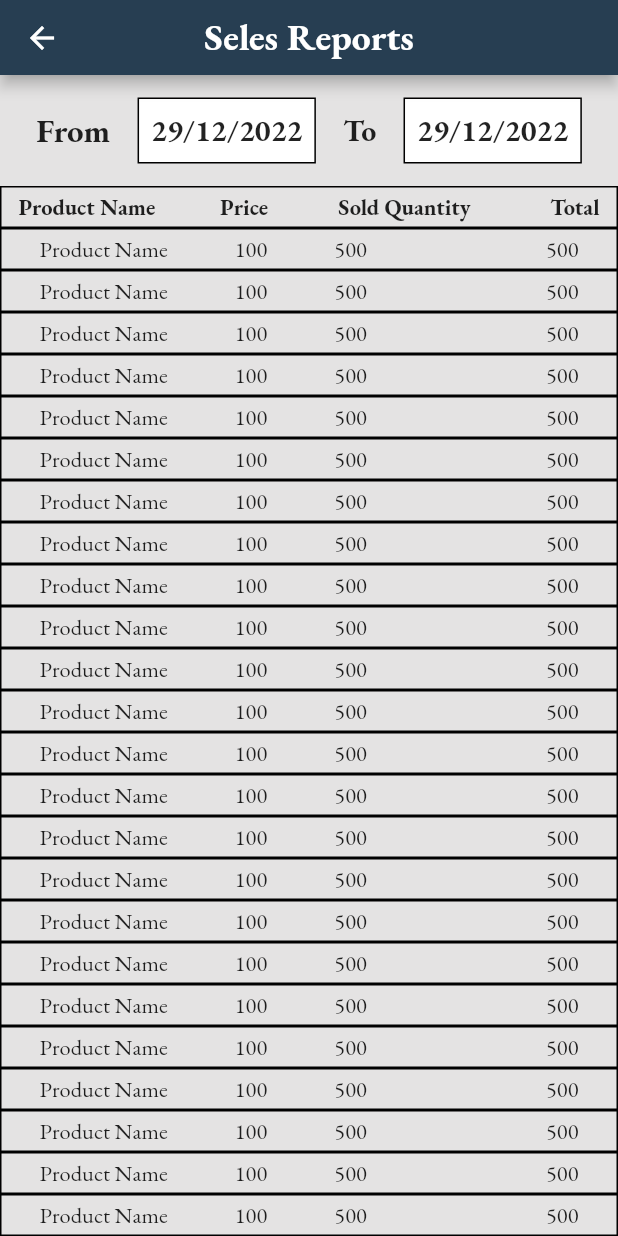
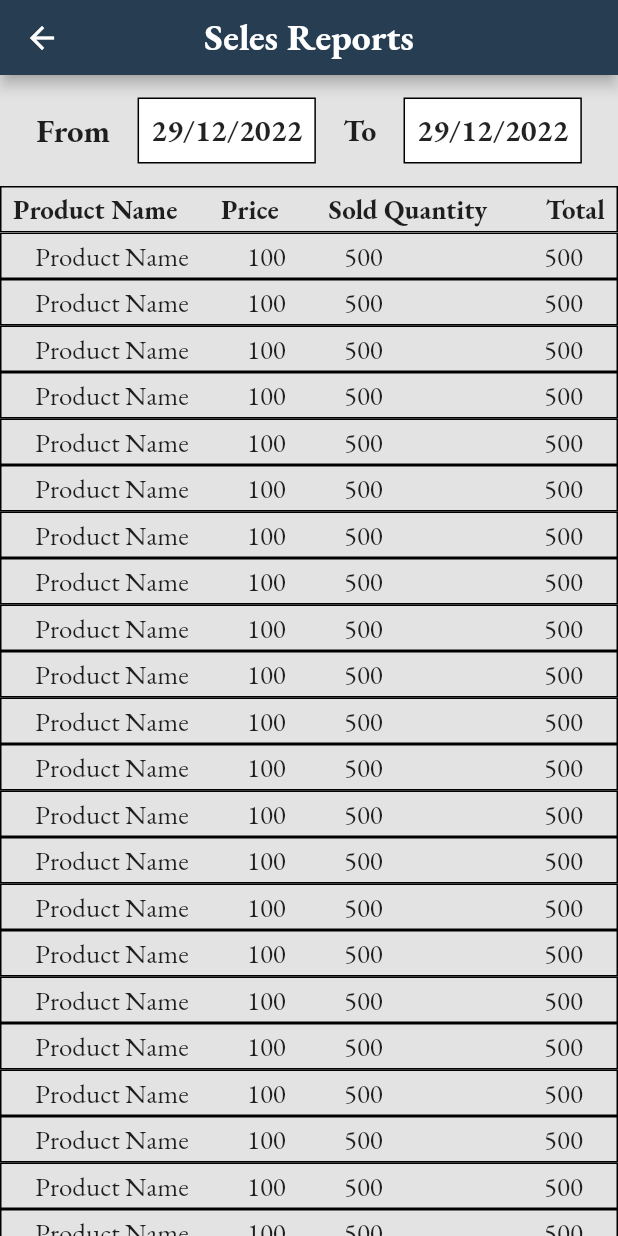
Before and after one commit to Fadwahigga/Mobile-Based-Store-Management-System, a Flutter app: the SelesReportsPage screen opened directly, on a phone screen of 412 x 824 dp. Run offline on Flutter 3.47's test engine with Material 2 defaults, Android fonts, the phone set to English and light mode, and no system bars; our stand-ins replace get, google_fonts; missing offline and left inert: qr_code_scanner.

Commit message:
New Commit

```diff
--- a/lib/screens/Performance Screens/selesReports.dart
+++ b/lib/screens/Performance Screens/selesReports.dart
@@ -59,10 +59,10 @@ class _SelesReportsPageState extends State<SelesReportsPage> {
   ];
   final TextStyle _textStyle = GoogleFonts.ebGaramond(
       textStyle: const TextStyle(
-    fontSize: 15,
+    fontSize: 18,
   ));
   final TextStyle _textStyle2 = GoogleFonts.ebGaramond(
-      textStyle: const TextStyle(fontSize: 15, fontWeight: FontWeight.bold));
+      textStyle: const TextStyle(fontSize: 18, fontWeight: FontWeight.bold));
   @override
   Widget build(BuildContext context) {
     return Scaffold(
```
